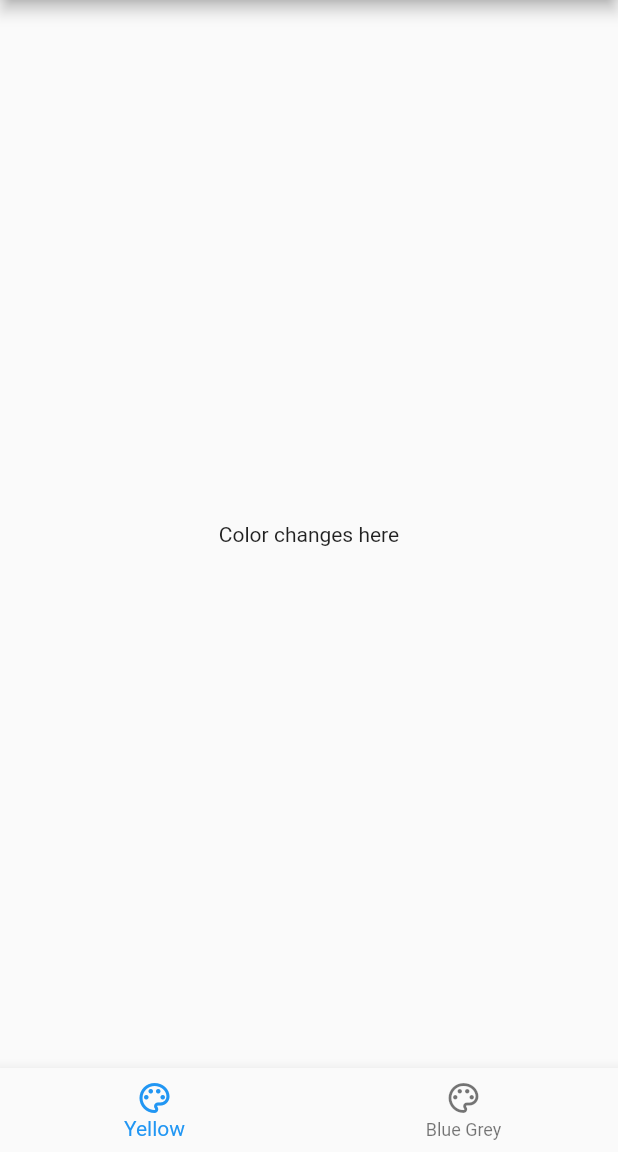
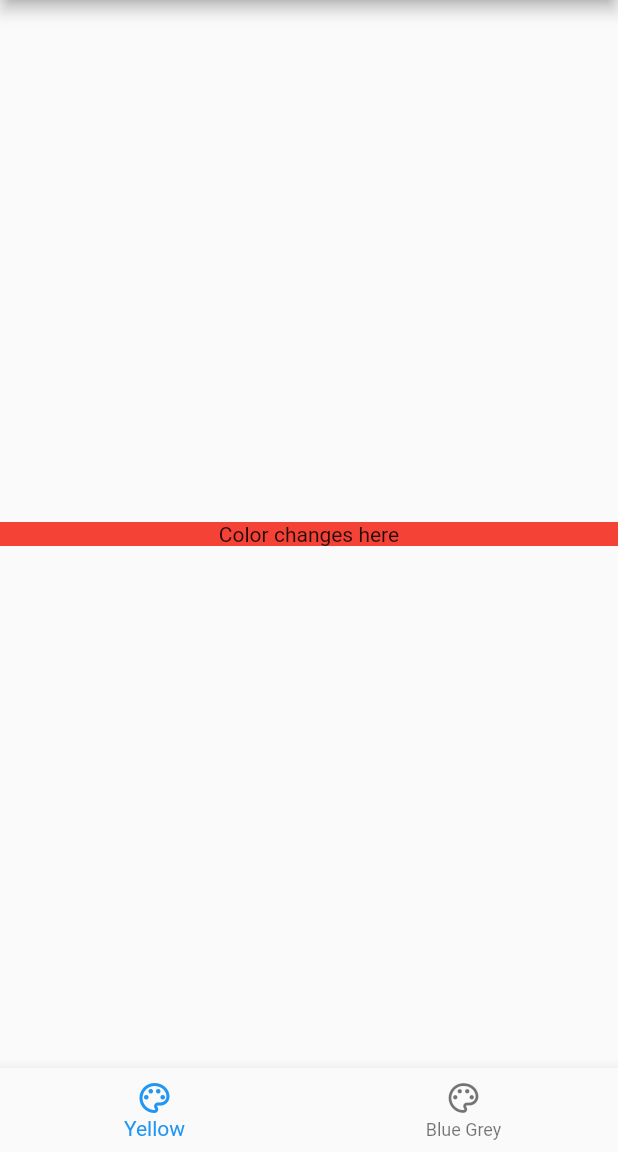
Before and after one commit to Shamnad-KK/colr_changer, a Flutter app: the screen it shows after launch, on a phone screen of 412 x 824 dp, the part 84-1236 px from its top. Run offline on Flutter 3.47's test engine with Material 2 defaults, Android fonts, the phone set to English and light mode, and no system bars.

Commit message:
first commit

```diff
--- a/lib/home_screen.dart
+++ b/lib/home_screen.dart
@@ -8,6 +8,7 @@ class HomeScreen extends StatelessWidget {
 
   @override
   Widget build(BuildContext context) {
+    print('k');
     return Scaffold(
       drawer: const SideDrawer(),
       appBar: AppBar(
@@ -36,10 +37,9 @@ class HomeScreen extends StatelessWidget {
         crossAxisAlignment: CrossAxisAlignment.center,
         mainAxisAlignment: MainAxisAlignment.center,
         children: [
-          Consumer<MyClass>(
-            builder: (BuildContext context, value, Widget? child) => Container(
-              child: const Center(child: Text('Color changes here')),
-            ),
+          Container(
+            color: context.watch<MyClass>().colour1,
+            child: const Center(child: Text('Color changes here')),
           ),
         ],
       )),
```
